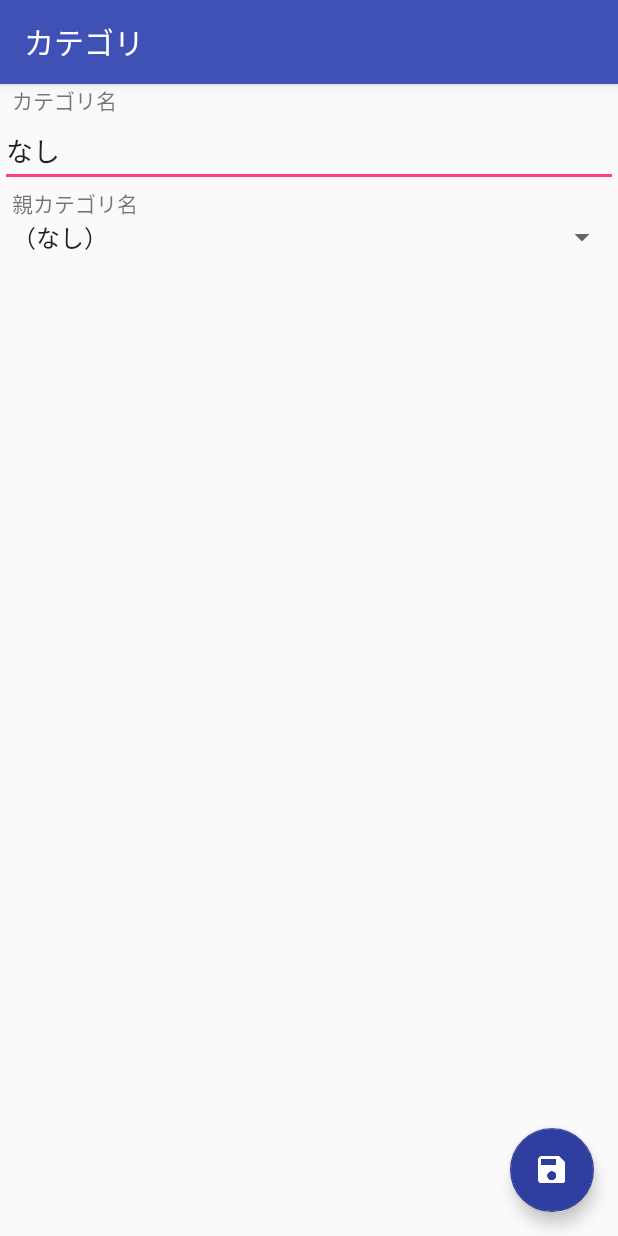
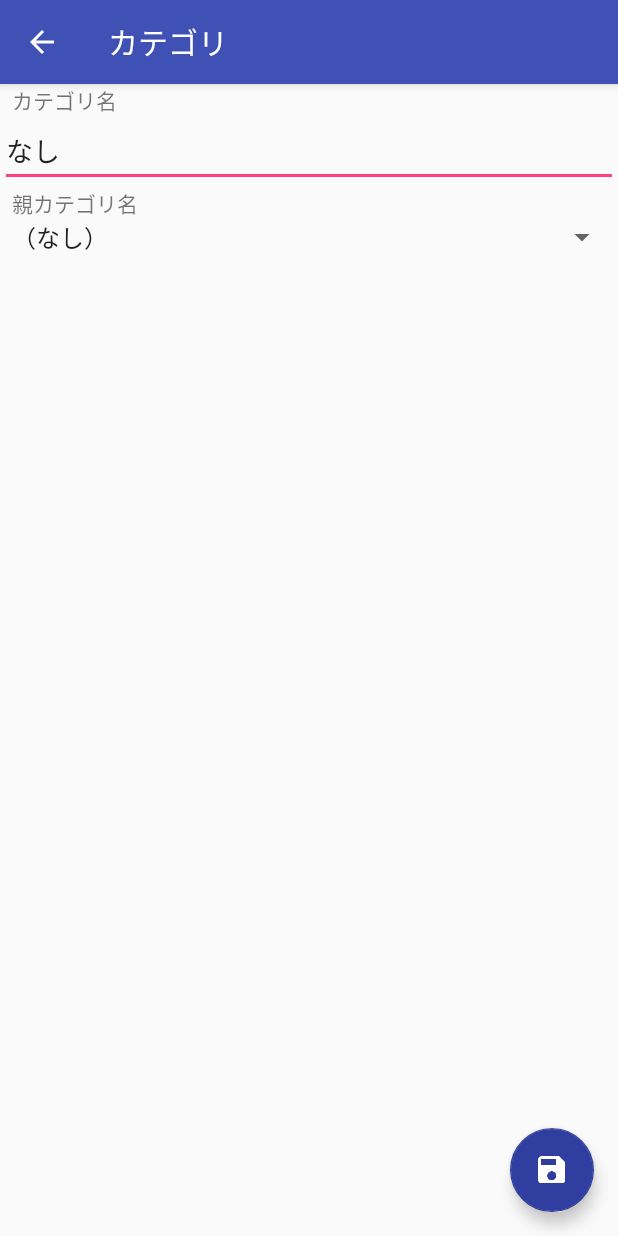
Before and after one commit to yochiboo/MySpending, an Android app: the EditCategoryActivity screen opened directly, with no data from a screen before it, on a phone screen of 412 x 824 dp. Run offline under Robolectric (Android 15) with nearby library versions, the light colour scheme and no system bars; 1 statement that could not run was skipped.

Commit message:
カテゴリ編集画面に戻るボタンを追加

```diff
--- a/app/src/main/java/com/example/yochi/myspending/category/EditCategoryActivity.java
+++ b/app/src/main/java/com/example/yochi/myspending/category/EditCategoryActivity.java
@@ -53,9 +53,10 @@ public class EditCategoryActivity extends AppCompatActivity {
     super.onCreate(savedInstanceState);
     setContentView(R.layout.activity_category_edit);
 
-    // 戻るボタン設定
-    if(getActionBar() != null){
-      getActionBar().setDisplayHomeAsUpEnabled(true);
+    // 戻るボタン
+    android.support.v7.app.ActionBar actionBar = getSupportActionBar();
+    if(actionBar != null){
+      actionBar.setDisplayHomeAsUpEnabled(true);
     }
 
     // フローティング保存ボタンイベント設定
```
